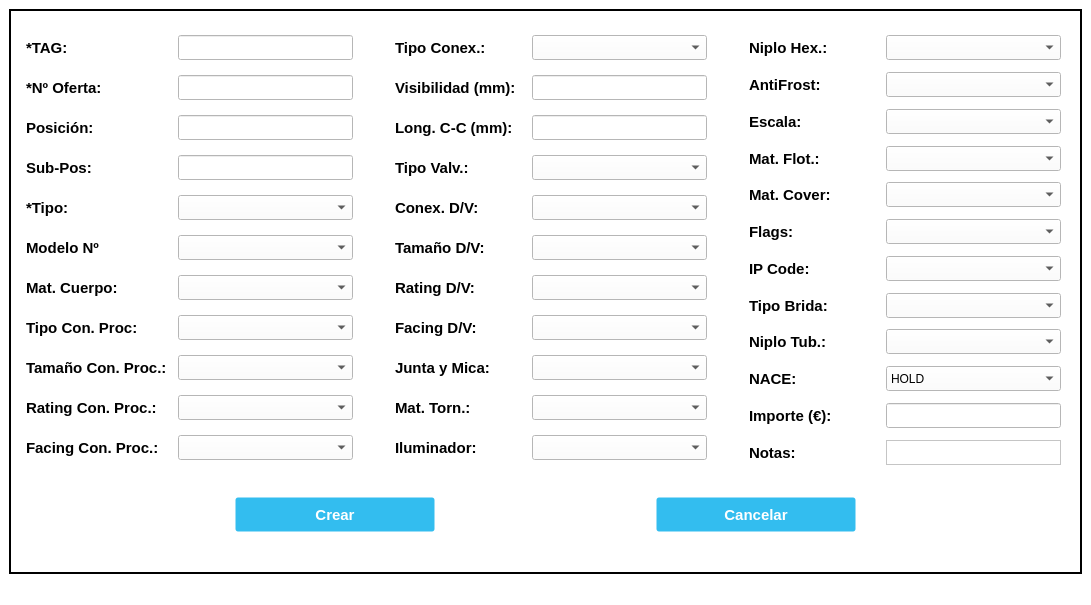
First picture: the form in UI_Files/CreateTAGNiv_Window.ui, repository e-serrano/ERP_EIPSA, before the edit.
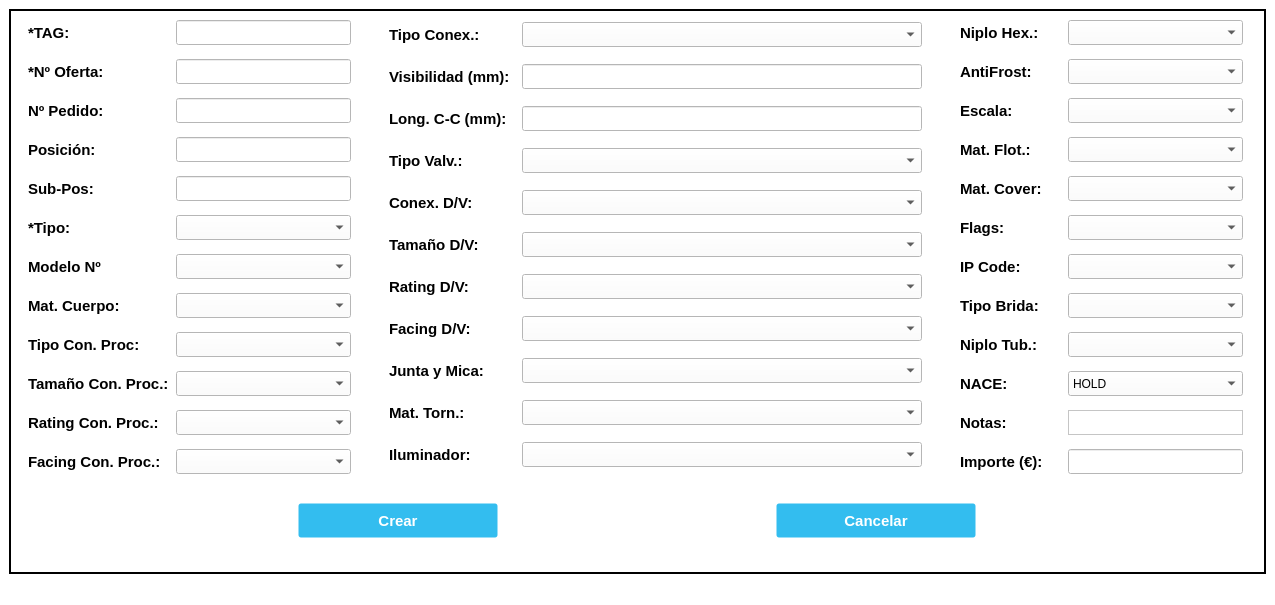
Second picture: the form after the edit. Icons and pictures are not drawn.

```diff
--- a/UI_Files/CreateTAGNiv_Window.ui
+++ b/UI_Files/CreateTAGNiv_Window.ui
@@ -6,20 +6,20 @@
    <rect>
     <x>0</x>
     <y>0</y>
-    <width>1091</width>
+    <width>1275</width>
     <height>605</height>
    </rect>
   </property>
   <property name="minimumSize">
    <size>
-    <width>0</width>
+    <width>1275</width>
     <height>605</height>
    </size>
   </property>
   <property name="maximumSize">
    <size>
-    <width>2000</width>
-    <height>605</height>
+    <width>1275</width>
+    <height>644</height>
    </size>
   </property>
   <property name="cursor">
@@ -88,22 +88,9 @@
        <enum>QFrame::Raised</enum>
       </property>
       <layout class="QVBoxLayout" name="verticalLayout_5">
-       <item>
-        <spacer name="vSpacer1">
-         <property name="orientation">
-          <enum>Qt::Vertical</enum>
-         </property>
-         <property name="sizeType">
-          <enum>QSizePolicy::Fixed</enum>
-         </property>
-         <property name="sizeHint" stdset="0">
-          <size>
-           <width>20</width>
-           <height>15</height>
-          </size>
-         </property>
-        </spacer>
-       </item>
+       <property name="spacing">
+        <number>0</number>
+       </property>
        <item>
         <layout class="QHBoxLayout" name="hLayout1">
          <item>
@@ -161,6 +148,31 @@
              </property>
             </widget>
            </item>
+           <item>
+            <widget class="QLabel" name="label_NumOrder">
+             <property name="minimumSize">
+              <size>
+               <width>140</width>
+               <height>25</height>
+              </size>
+             </property>
+             <property name="maximumSize">
+              <size>
+               <width>140</width>
+               <height>25</height>
+              </size>
+             </property>
+             <property name="font">
+              <font>
+               <pointsize>11</pointsize>
+               <bold>true</bold>
+              </font>
+             </property>
+             <property name="text">
+              <string>Nº Pedido:</string>
+             </property>
+            </widget>
+           </item>
            <item>
             <widget class="QLabel" name="label_Pos">
              <property name="minimumSize">
@@ -435,6 +447,27 @@
              </property>
             </widget>
            </item>
+           <item>
+            <widget class="QLineEdit" name="NumOrder_CreatetagN">
+             <property name="minimumSize">
+              <size>
+               <width>175</width>
+               <height>25</height>
+              </size>
+             </property>
+             <property name="maximumSize">
+              <size>
+               <width>175</width>
+               <height>25</height>
+              </size>
+             </property>
+             <property name="font">
+              <font>
+               <pointsize>10</pointsize>
+              </font>
+             </property>
+            </widget>
+           </item>
            <item>
             <widget class="QLineEdit" name="Pos_CreatetagN">
              <property name="minimumSize">
@@ -923,13 +956,13 @@
             <widget class="QComboBox" name="ConnType_CreatetagN">
              <property name="minimumSize">
               <size>
-               <width>175</width>
+               <width>400</width>
                <height>25</height>
               </size>
              </property>
              <property name="maximumSize">
               <size>
-               <width>175</width>
+               <width>400</width>
                <height>25</height>
               </size>
              </property>
@@ -939,13 +972,13 @@
             <widget class="QLineEdit" name="Visibility_CreatetagN">
              <property name="minimumSize">
               <size>
-               <width>175</width>
+               <width>400</width>
                <height>25</height>
               </size>
              </property>
              <property name="maximumSize">
               <size>
-               <width>175</width>
+               <width>400</width>
                <height>25</height>
               </size>
              </property>
@@ -960,13 +993,13 @@
             <widget class="QLineEdit" name="LCC_CreatetagN">
              <property name="minimumSize">
               <size>
-               <width>175</width>
+               <width>400</width>
                <height>25</height>
               </size>
              </property>
              <property name="maximumSize">
               <size>
-               <width>175</width>
+               <width>400</width>
                <height>25</height>
               </size>
              </property>
@@ -981,13 +1014,13 @@
             <widget class="QComboBox" name="Valvetype_CreatetagN">
              <property name="minimumSize">
               <size>
-               <width>175</width>
+               <width>400</width>
                <height>25</height>
               </size>
              </property>
              <property name="maximumSize">
               <size>
-               <width>175</width>
+               <width>400</width>
                <height>25</height>
               </size>
              </property>
@@ -997,13 +1030,13 @@
             <widget class="QComboBox" name="DVConn_CreatetagN">
              <property name="minimumSize">
               <size>
-               <width>175</width>
+               <width>400</width>
                <height>25</height>
               </size>
              </property>
              <property name="maximumSize">
               <size>
-               <width>175</width>
+               <width>400</width>
                <height>25</height>
               </size>
              </property>
@@ -1013,13 +1046,13 @@
             <widget class="QComboBox" name="DVSize_CreatetagN">
              <property name="minimumSize">
               <size>
-               <width>175</width>
+               <width>400</width>
                <height>25</height>
               </size>
              </property>
              <property name="maximumSize">
               <size>
-               <width>175</width>
+               <width>400</width>
                <height>25</height>
               </size>
              </property>
@@ -1029,13 +1062,13 @@
             <widget class="QComboBox" name="DVRating_CreatetagN">
              <property name="minimumSize">
               <size>
-               <width>175</width>
+               <width>400</width>
                <height>25</height>
               </size>
              </property>
              <property name="maximumSize">
               <size>
-               <width>175</width>
+               <width>400</width>
                <height>25</height>
               </size>
              </property>
@@ -1050,13 +1083,13 @@
             <widget class="QComboBox" name="DVFacing_CreatetagN">
              <property name="minimumSize">
               <size>
-               <width>175</width>
+               <width>400</width>
                <height>25</height>
               </size>
              </property>
              <property name="maximumSize">
               <size>
-               <width>175</width>
+               <width>400</width>
                <height>25</height>
               </size>
              </property>
@@ -1071,13 +1104,13 @@
             <widget class="QComboBox" name="GasketMica_CreatetagN">
              <property name="minimumSize">
               <size>
-               <width>175</width>
+               <width>400</width>
                <height>25</height>
               </size>
              </property>
              <property name="maximumSize">
               <size>
-               <width>175</width>
+               <width>400</width>
                <height>25</height>
               </size>
              </property>
@@ -1092,13 +1125,13 @@
             <widget class="QComboBox" name="MatTorn_CreatetagN">
              <property name="minimumSize">
               <size>
-               <width>175</width>
+               <width>400</width>
                <height>25</height>
               </size>
              </property>
              <property name="maximumSize">
               <size>
-               <width>175</width>
+               <width>400</width>
                <height>25</height>
               </size>
              </property>
@@ -1113,13 +1146,13 @@
             <widget class="QComboBox" name="Iluminator_CreatetagN">
              <property name="minimumSize">
               <size>
-               <width>175</width>
+               <width>400</width>
                <height>25</height>
               </size>
              </property>
              <property name="maximumSize">
               <size>
-               <width>175</width>
+               <width>400</width>
                <height>25</height>
               </size>
              </property>
@@ -1157,13 +1190,13 @@
             <widget class="QLabel" name="label_NipHex">
              <property name="minimumSize">
               <size>
-               <width>125</width>
+               <width>100</width>
                <height>25</height>
               </size>
              </property>
              <property name="maximumSize">
               <size>
-               <width>125</width>
+               <width>100</width>
                <height>25</height>
               </size>
              </property>
@@ -1182,13 +1215,13 @@
             <widget class="QLabel" name="label_Antifrost">
              <property name="minimumSize">
               <size>
-               <width>125</width>
+               <width>100</width>
                <height>25</height>
               </size>
              </property>
              <property name="maximumSize">
               <size>
-               <width>125</width>
+               <width>100</width>
                <height>25</height>
               </size>
              </property>
@@ -1207,13 +1240,13 @@
             <widget class="QLabel" name="label_Scale">
              <property name="minimumSize">
               <size>
-               <width>125</width>
+               <width>100</width>
                <height>25</height>
               </size>
              </property>
              <property name="maximumSize">
               <size>
-               <width>125</width>
+               <width>100</width>
                <height>25</height>
               </size>
              </property>
@@ -1232,13 +1265,13 @@
             <widget class="QLabel" name="label_MatFlot">
              <property name="minimumSize">
               <size>
-               <width>125</width>
+               <width>100</width>
                <height>25</height>
               </size>
              </property>
              <property name="maximumSize">
               <size>
-               <width>125</width>
+               <width>100</width>
                <height>25</height>
               </size>
              </property>
@@ -1257,13 +1290,13 @@
             <widget class="QLabel" name="label_MatCover">
              <property name="minimumSize">
               <size>
-               <width>125</width>
+               <width>100</width>
                <height>25</height>
               </size>
              </property>
              <property name="maximumSize">
               <size>
-               <width>125</width>
+               <width>100</width>
                <height>25</height>
               </size>
              </property>
@@ -1282,13 +1315,13 @@
             <widget class="QLabel" name="label_Flags">
              <property name="minimumSize">
               <size>
-               <width>125</width>
+               <width>100</width>
                <height>25</height>
               </size>
              </property>
              <property name="maximumSize">
               <size>
-               <width>125</width>
+               <width>100</width>
                <height>25</height>
               </size>
              </property>
@@ -1307,13 +1340,13 @@
             <widget class="QLabel" name="label_IP">
              <property name="minimumSize">
               <size>
-               <width>125</width>
+               <width>100</width>
                <height>25</height>
               </size>
              </property>
              <property name="maximumSize">
               <size>
-               <width>125</width>
+               <width>100</width>
                <height>25</height>
               </size>
              </property>
@@ -1332,13 +1365,13 @@
             <widget class="QLabel" name="label_FlangeType">
              <property name="minimumSize">
               <size>
-               <width>125</width>
+               <width>100</width>
                <height>25</height>
               </size>
              </property>
              <property name="maximumSize">
               <size>
-               <width>125</width>
+               <width>100</width>
                <height>25</height>
               </size>
              </property>
@@ -1357,13 +1390,13 @@
             <widget class="QLabel" name="label_NipTub">
              <property name="minimumSize">
               <size>
-               <width>125</width>
+               <width>100</width>
                <height>25</height>
               </size>
              </property>
              <property name="maximumSize">
               <size>
-               <width>125</width>
+               <width>100</width>
                <height>25</height>
               </size>
              </property>
@@ -1382,13 +1415,13 @@
             <widget class="QLabel" name="label_Nace">
              <property name="minimumSize">
               <size>
-               <width>125</width>
+               <width>100</width>
                <height>25</height>
               </size>
              </property>
              <property name="maximumSize">
               <size>
-               <width>125</width>
+               <width>100</width>
                <height>25</height>
               </size>
              </property>
@@ -1403,42 +1436,17 @@
              </property>
             </widget>
            </item>
-           <item>
-            <widget class="QLabel" name="label_Amount">
-             <property name="minimumSize">
-              <size>
-               <width>125</width>
-               <height>25</height>
-              </size>
-             </property>
-             <property name="maximumSize">
-              <size>
-               <width>125</width>
-               <height>25</height>
-              </size>
-             </property>
-             <property name="font">
-              <font>
-               <pointsize>11</pointsize>
-               <bold>true</bold>
-              </font>
-             </property>
-             <property name="text">
-              <string>Importe (€):</string>
-             </property>
-            </widget>
-           </item>
            <item>
             <widget class="QLabel" name="label_Notes">
              <property name="minimumSize">
               <size>
-               <width>125</width>
+               <width>100</width>
                <height>25</height>
               </size>
              </property>
              <property name="maximumSize">
               <size>
-               <width>125</width>
+               <width>100</width>
                <height>25</height>
               </size>
              </property>
@@ -1453,6 +1461,31 @@
              </property>
             </widget>
            </item>
+           <item>
+            <widget class="QLabel" name="label_Amount">
+             <property name="minimumSize">
+              <size>
+               <width>100</width>
+               <height>25</height>
+              </size>
+             </property>
+             <property name="maximumSize">
+              <size>
+               <width>100</width>
+               <height>25</height>
+              </size>
+             </property>
+             <property name="font">
+              <font>
+               <pointsize>11</pointsize>
+               <bold>true</bold>
+              </font>
+             </property>
+             <property name="text">
+              <string>Importe (€):</string>
+             </property>
+            </widget>
+           </item>
           </layout>
          </item>
          <item>
@@ -1670,22 +1703,6 @@
              </item>
             </widget>
            </item>
-           <item>
-            <widget class="QLineEdit" name="Amount_CreatetagN">
-             <property name="minimumSize">
-              <size>
-               <width>175</width>
-               <height>25</height>
-              </size>
-             </property>
-             <property name="maximumSize">
-              <size>
-               <width>175</width>
-               <height>25</height>
-              </size>
-             </property>
-            </widget>
-           </item>
            <item>
             <widget class="QTextEdit" name="Notes_CreatetagN">
              <property name="minimumSize">
@@ -1702,6 +1719,22 @@
              </property>
             </widget>
            </item>
+           <item>
+            <widget class="QLineEdit" name="Amount_CreatetagN">
+             <property name="minimumSize">
+              <size>
+               <width>175</width>
+               <height>25</height>
+              </size>
+             </property>
+             <property name="maximumSize">
+              <size>
+               <width>175</width>
+               <height>25</height>
+              </size>
+             </property>
+            </widget>
+           </item>
           </layout>
          </item>
         </layout>
@@ -1807,6 +1840,12 @@
            <height>25</height>
           </size>
          </property>
+         <property name="font">
+          <font>
+           <pointsize>12</pointsize>
+           <bold>true</bold>
+          </font>
+         </property>
          <property name="styleSheet">
           <string notr="true">color: rgb(255, 0, 0);</string>
          </property>
```
Left out of the diff: 3 changed lines with no effect on the pictures.
